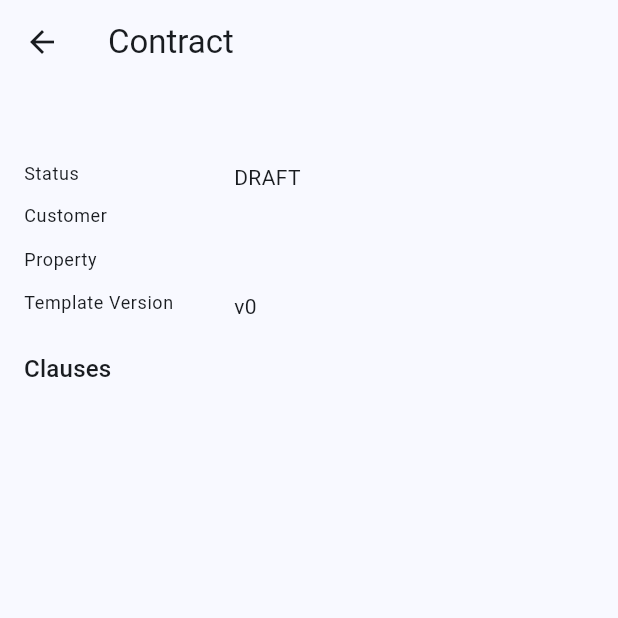
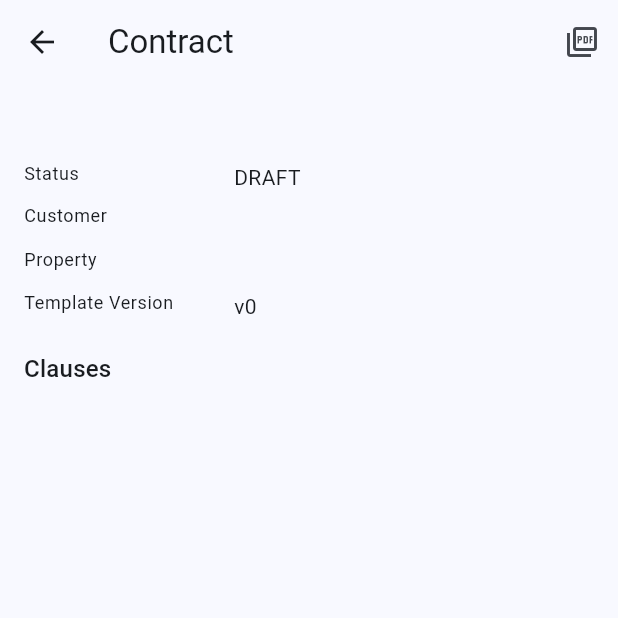
Before and after one commit to artcomrealestate-netizen/contracts, a Flutter app: the ContractDetailScreen screen opened directly with empty values, on a phone screen of 412 x 824 dp, the top half of it. Run offline on Flutter 3.47's test engine with Material 3 defaults, Android fonts, the light colour scheme and no system bars; our stand-ins replace cloud_firestore, firebase_auth, firebase_core, flutter_riverpod, google_sign_in, image_picker and 3 more; accounts and stored records are empty; statements that could not run were skipped.

Commit message:
Add PDF export for contracts
New contract_pdf_builder.dart, styled like the existing quotation PDF
(same header/logo/signature-block layout, reuses its richText helper
for Arabic word-wrap), rendering contract number, status, customer,
property, template version, key dates, and every clause numbered with
its title and content.

Reachable from a new AppBar action on ContractDetailScreen at any
status — this is the export/share need on its own, not the fuller TDD
§28 Finalize pipeline (Storage upload, SHA-256 hash, finalPdfUrl/
fileHash persisted on the contract), which stays a separate later step.

```diff
--- a/lib/features/contracts/presentation/contract_detail_screen.dart
+++ b/lib/features/contracts/presentation/contract_detail_screen.dart
@@ -1,6 +1,10 @@
 import 'package:flutter/material.dart';
+import 'package:flutter/services.dart' show rootBundle;
 import 'package:flutter_riverpod/flutter_riverpod.dart';
+import 'package:provider/provider.dart' as legacy_provider;
 
+import '../../../main.dart';
+import '../../../pdf/contract_pdf_builder.dart';
 import '../../auth/domain/permission.dart';
 import '../../auth/presentation/auth_controller.dart';
 import '../../customers/presentation/customer_providers.dart';
@@ -73,6 +77,24 @@ class _ContractDetailScreenState extends ConsumerState<ContractDetailScreen> {
   bool _isClauseEditable(ContractClause clause) =>
       !clause.isLocked || clause.reviewStatus == ClauseReviewStatus.needsRevision;
 
+  Future<void> _exportPdf(Contract contract, String customerName, String propertyName) async {
+    final settings = legacy_provider.Provider.of<AppSettings>(context, listen: false);
+    final bytes = await buildContractPdfBytes(
+      settings: settings,
+      bundle: rootBundle,
+      contractNumber: contract.contractNumber,
+      statusLabel: contractStatusToString(contract.status),
+      customerName: customerName,
+      propertyName: propertyName,
+      templateVersion: contract.templateVersion,
+      clauses: contract.clauses,
+      createdAt: contract.createdAt,
+      submittedAt: contract.submittedAt,
+      approvedAt: contract.approvedAt,
+    );
+    await PrintingPdfSharer().sharePdf(bytes: bytes, filename: '${contract.contractNumber}.pdf');
+  }
+
   Future<void> _saveDraftClauses(Contract contract) async {
     final updated = contract.clauses
         .map((c) => ContractClause(
@@ -93,13 +115,21 @@ class _ContractDetailScreenState extends ConsumerState<ContractDetailScreen> {
     final contractAsync = ref.watch(contractByIdProvider(widget.contractId));
     final user = ref.watch(authControllerProvider).value;
 
+    return contractAsync.when(
+      loading: () => const Scaffold(
+        body: Center(child: CircularProgressIndicator()),
+      ),
+      error: (error, _) => Scaffold(
+        appBar: AppBar(title: const Text('Contract')),
+        body: Center(child: Text('Failed to load contract: $error')),
+      ),
+      data: (contract) {
+        if (contract == null) {
           return Scaffold(
             appBar: AppBar(title: const Text('Contract')),
-      body: contractAsync.when(
-        loading: () => const Center(child: CircularProgressIndicator()),
-        error: (error, _) => Center(child: Text('Failed to load contract: $error')),
-        data: (contract) {
-          if (contract == null) return const Center(child: Text('Contract not found.'));
+            body: const Center(child: Text('Contract not found.')),
+          );
+        }
 
         final isOwner = user != null && user.id == contract.createdBy;
         final canSubmit = isOwner && contract.status == ContractStatus.draft && user.hasPermission(Permission.contractSubmit);
@@ -112,8 +142,22 @@ class _ContractDetailScreenState extends ConsumerState<ContractDetailScreen> {
 
         final customerAsync = ref.watch(customerByIdProvider(contract.customerId));
         final propertyAsync = ref.watch(propertyByIdProvider(contract.propertyId));
+        final customerName = customerAsync.value?.displayName ?? contract.customerId;
+        final propertyName = propertyAsync.value?.name ?? contract.propertyId;
 
-          return ListView(
+        return Scaffold(
+          appBar: AppBar(
+            title: const Text('Contract'),
+            actions: [
+              IconButton(
+                key: const Key('exportContractPdfButton'),
+                icon: const Icon(Icons.picture_as_pdf_outlined),
+                tooltip: 'Export PDF',
+                onPressed: _busy ? null : () => _run(() => _exportPdf(contract, customerName, propertyName)),
+              ),
+            ],
+          ),
+          body: ListView(
             padding: const EdgeInsets.all(16),
             children: [
               if (_errorMessage != null) ...[
@@ -309,9 +353,9 @@ class _ContractDetailScreenState extends ConsumerState<ContractDetailScreen> {
                 ),
               ],
             ],
+          ),
         );
       },
-      ),
     );
   }
 }
```
Also changed, not shown: lib/pdf/contract_pdf_builder.dart (added, +221 -0 lines). Lines whose indentation alone changed are shown as unchanged.
